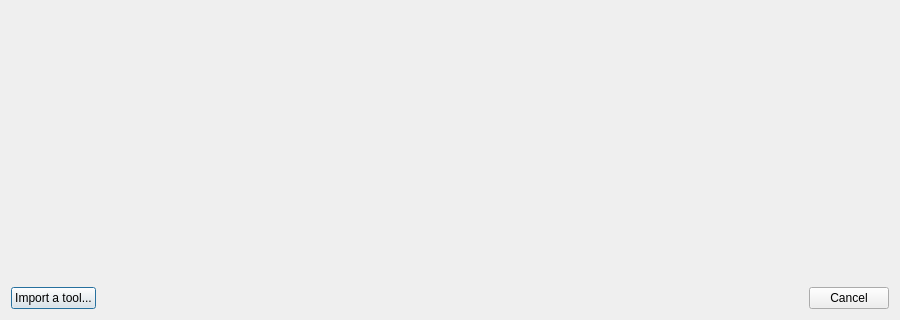
Qt form btl/ui/shapeselector.ui (knipknap/better-tool-library) before a commit; both pictures show x 0 to 900 and y 280 to 600 of the 900 by 600 pixel window.
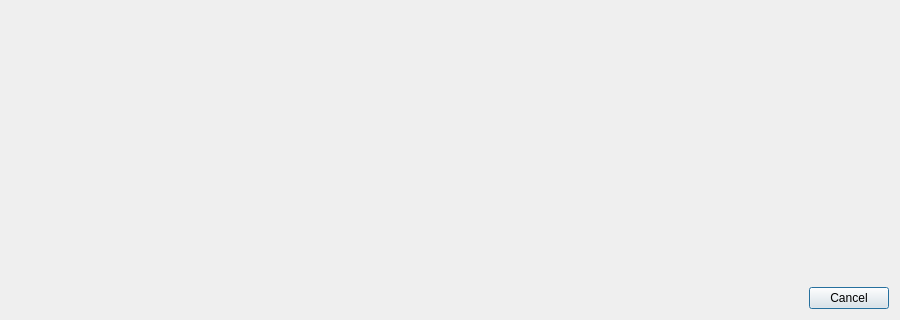
The same form after that commit. Icons and pictures are not drawn.

Commit message: move 'import shape' from shape dialog to main window menu

The edit to the form file:
```diff
--- a/btl/ui/shapeselector.ui
+++ b/btl/ui/shapeselector.ui
@@ -52,26 +52,11 @@
     </layout>
    </item>
    <item>
-    <layout class="QHBoxLayout" name="horizontalLayout">
-     <item>
-      <widget class="QPushButton" name="pushButtonImport">
-       <property name="text">
-        <string>Import a tool...</string>
-       </property>
-       <property name="icon">
-        <iconset>
-         <normaloff>../resources/icons/import.svg</normaloff>../resources/icons/import.svg</iconset>
-       </property>
-      </widget>
-     </item>
-     <item>
       <widget class="QDialogButtonBox" name="buttonBox">
        <property name="standardButtons">
         <set>QDialogButtonBox::Cancel</set>
        </property>
       </widget>
-     </item>
-    </layout>
    </item>
   </layout>
  </widget>
```
Left out of the diff: 4 changed lines with no effect on the pictures. Lines whose indentation alone changed are shown as unchanged. The commit also changes 10 other files.
